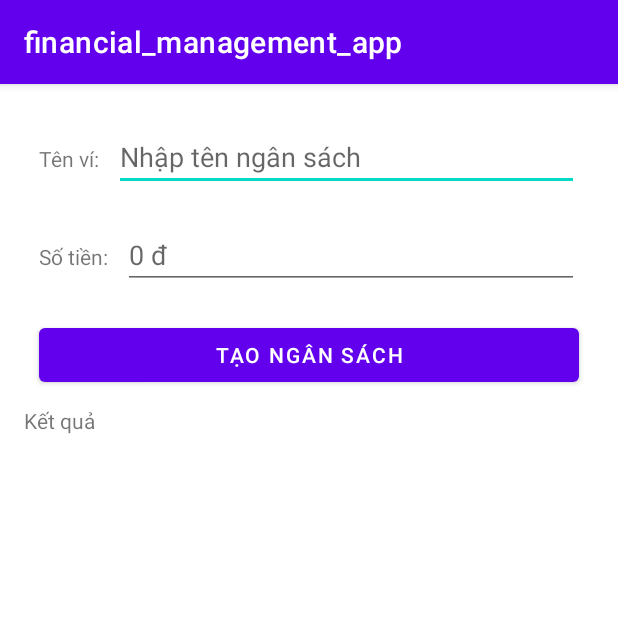
After one commit to VoKy0/financial-management, an Android app: the fragment AddBudgetFragment shown on its own in the app's theme, on a phone screen of 412 x 824 dp, the top half of it. The commit adds this screen. Run offline under Robolectric (Android 15) with nearby library versions, the phone set to English and light mode, and no system bars; 3 statements that could not run were skipped.

Commit message:
- Thêm chức năng ngân sách - Thêm model budget - Chức năng tạo ngân sách chưa hoàn thành

```diff
--- /dev/null
+++ b/app/src/main/java/com/example/financial_management_app/fragments/AddBudgetFragment.java
@@ -0,0 +1,88 @@
+package com.example.financial_management_app.fragments;
+
+import android.content.Context;
+import android.content.SharedPreferences;
+import android.os.Bundle;
+import android.view.LayoutInflater;
+import android.view.View;
+import android.view.ViewGroup;
+import android.widget.Button;
+import android.widget.EditText;
+import android.widget.Spinner;
+import android.widget.TextView;
+
+import androidx.annotation.NonNull;
+import androidx.annotation.Nullable;
+import androidx.fragment.app.Fragment;
+import androidx.lifecycle.Observer;
+import androidx.lifecycle.ViewModelProvider;
+import androidx.navigation.NavController;
+import androidx.navigation.Navigation;
+
+import com.example.financial_management_app.R;
+import com.example.financial_management_app.viewmodels.BudgetLedgerViewModel;
+
+public class AddBudgetFragment extends Fragment {
+
+    private BudgetLedgerViewModel mViewModel;
+    private EditText edt_budget_name;
+    private EditText edt_budget_amount;
+    private Button btn_create_budget;
+    private TextView res;
+
+
+    public static AddBudgetFragment newInstance() {
+        return new AddBudgetFragment();
+    }
+
+    @Override
+    public View onCreateView(@NonNull LayoutInflater inflater, @Nullable ViewGroup container,
+                             @Nullable Bundle savedInstanceState) {
+        return inflater.inflate(R.layout.fragment_add_budget, container, false);
+    }
+
+    @Override
+    public void onViewCreated(@NonNull View view, @Nullable Bundle savedInstanceState) {
+        super.onViewCreated(view, savedInstanceState);
+
+        edt_budget_name = view.findViewById(R.id.edt_budget_name);
+        edt_budget_amount = view.findViewById(R.id.edt_budget_amount);
+        btn_create_budget = (Button) view.findViewById(R.id.btn_create_budget);
+
+        mViewModel = new ViewModelProvider(this).get(BudgetLedgerViewModel.class);
+
+        res = view.findViewById(R.id.tv_res);
+
+        btn_create_budget.setOnClickListener(new View.OnClickListener() {
+            @Override
+            public void onClick(View v) {
+                String budget_name = edt_budget_name.getText().toString();
+                Double budget_amount = Double.parseDouble(edt_budget_amount.getText().toString());
+
+                // Lấy account_id từ SharedPreferences
+                SharedPreferences sharedPref = getActivity().getSharedPreferences("userInfo", Context.MODE_PRIVATE);
+                int account_id = sharedPref.getInt("account_id", -1);
+
+//                res.setText(account_id + " - " + wallet_name + " - " + wallet_category + " - " + wallet_balance);
+
+//                mViewModel.createBudget(account_id, wallet_name, wallet_category, wallet_balance);
+            }
+        });
+
+        // Quan sát LiveData để điều hướng sau khi thêm ví thành công
+        mViewModel.getBudgetAdded().observe(getViewLifecycleOwner(), new Observer<Boolean>() {
+            @Override
+            public void onChanged(Boolean budgetAdded) {
+                if (budgetAdded) {
+                    // Điều hướng trở lại trang hiển thị thông tin ví
+                    NavController navController = Navigation.findNavController(view);
+                    navController.navigate(R.id.action_AddBudgetFragment_to_BudgetLedgerFragment);
+
+                    // Đặt lại trạng thái của budgetAdded để tránh điều hướng không cần thiết
+                    mViewModel.resetBudgetAdded();
+                }
+            }
+        });
+    }
+
+}
--- /dev/null
+++ b/app/src/main/java/com/example/financial_management_app/models/Budgets.java
@@ -0,0 +1,147 @@
+package com.example.financial_management_app.models;
+
+import android.util.Log;
+
+import com.example.financial_management_app.utils.ConnectDB;
+
+import java.sql.Connection;
+import java.sql.PreparedStatement;
+import java.sql.ResultSet;
+import java.sql.SQLException;
+import java.util.ArrayList;
+import java.sql.Date;
+import java.util.List;
+
+public class Budgets {
+    private int id;
+    private int account_id;
+    private String name;
+    private String note;
+    private Double amount;
+    private Date budget_date;
+    private ConnectDB connectDB;
+    private Connection conn;
+
+    public Budgets() {
+        id = -1;
+        account_id = -1;
+        name = "";
+        note = "";
+        amount = 0.0;
+        budget_date = new Date(2024,1,1);
+        connectDB = new ConnectDB();
+        conn = null;
+    }
+
+    public Budgets(String name, String note, Double amount, Date budget_date) {
+        this();
+        this.name = name;
+        this.note = note;
+        this.amount = amount;
+        this.budget_date = budget_date;
+    }
+    public Budgets(int account_id, String name, String note, Double amount, Date budget_date) {
+        this(name, note, amount, budget_date);
+        this.account_id = account_id;
+    }
+    public Budgets(int id, int account_id, String name, String note, Double amount, Date budget_date) {
+        this(account_id, name, note, amount, budget_date);
+        this.id = id;
+    }
+
+    public String getName() {
+        return name;
+    }
+    public String getNote() {
+        return note;
+    }
+    public Double getAmount() {
+        return amount;
+    }
+
+    public void setName(String name) {
+        this.name = name;
+    }
+    public void setNote(String note) {
+        this.note = note;
+    }
+    public void setAmount(Double amount) {
+        this.amount = amount;
+    }
+
+    public List<Budgets> getBudgetsFromDB() {
+        List<Budgets> budgetItems = new ArrayList<>();
+        PreparedStatement preparedStatement = null;
+        ResultSet res = null;
+
+        try {
+            conn = connectDB.getConnection();
+            String query = "SELECT id, account_id, name, note, amount, budget_date FROM budget_ledgers";
+            preparedStatement = conn.prepareStatement(query);
+            res = preparedStatement.executeQuery();
+
+            while (res.next()) {
+                int id = res.getInt("id");
+                int account_id = res.getInt("account_id");
+                String name = res.getString("name");
+                String note = res.getString("note");
+                Double amount = res.getDouble("amount");
+                Date budget_date = res.getDate("budget_date");
+                budgetItems.add(new Budgets(id, account_id, name, note, amount, budget_date));
+            }
+        } catch (SQLException e) {
+            e.printStackTrace();
+        }
+
+        return budgetItems;
+    }
+    public List<Budgets> getBudgetsByAccountID(int account_id_input) {
+        List<Budgets> budgetItems = new ArrayList<>();
+        PreparedStatement preparedStatement = null;
+        ResultSet res = null;
+
+        try {
+            conn = connectDB.getConnection();
+            String query = "SELECT id, account_id, name, note, amount, budget_date FROM budget_ledgers WHERE account_id = ?";
+            preparedStatement = conn.prepareStatement(query);
+            preparedStatement.setInt(1, account_id_input);
+            res = preparedStatement.executeQuery();
+
+            while (res.next()) {
+                int id = res.getInt("id");
+                int account_id = res.getInt("account_id");
+                String name = res.getString("name");
+                String note = res.getString("note");
+                Double amount = res.getDouble("amount");
+                Date budget_date = res.getDate("budget_date");
+                budgetItems.add(new Budgets(id, account_id, name, note, amount, budget_date));
+            }
+        } catch (SQLException e) {
+            e.printStackTrace();
+        }
+
+        return budgetItems;
+    }
+
+    public void addBudget() {
+        PreparedStatement preparedStatement = null;
+
+        try {
+            conn = connectDB.getConnection();
+            String query = "INSERT INTO budget_ledgers(account_id, name, note, amount, budget_date) VALUES (?, ?, ?, ?, ?)";
+            preparedStatement = conn.prepareStatement(query);
+
+            preparedStatement.setInt(1, account_id);
+            preparedStatement.setString(2, name);
+            preparedStatement.setString(3, note);
+            preparedStatement.setDouble(4, amount);
+            preparedStatement.setDate(5, budget_date);
+
+            preparedStatement.executeUpdate();
+            Log.i("Add Budget","Add Budget successful.");
+        }
+        catch (SQLException e) {
+            e.printStackTrace();
+        }
+    }
+}
--- /dev/null
+++ b/app/src/main/java/com/example/financial_management_app/viewmodels/BudgetLedgerViewModel.java
@@ -0,0 +1,79 @@
+package com.example.financial_management_app.viewmodels;
+
+import android.content.Context;
+import android.content.SharedPreferences;
+import android.util.Log;
+
+import androidx.lifecycle.LiveData;
+import androidx.lifecycle.MutableLiveData;
+import androidx.lifecycle.ViewModel;
+
+import com.example.financial_management_app.models.Budgets;
+
+import java.sql.Date;
+import java.util.List;
+import java.util.concurrent.ExecutorService;
+import java.util.concurrent.Executors;
+
+public class BudgetLedgerViewModel extends ViewModel {
+    private MutableLiveData<List<Budgets>> budgetItems;
+    private ExecutorService executorService;
+    private MutableLiveData<Boolean> budgetAdded;
+
+
+    public BudgetLedgerViewModel() {
+        budgetItems = new MutableLiveData<>();
+        executorService = Executors.newSingleThreadExecutor();
+        budgetAdded = new MutableLiveData<>(false);
+        loadBudgetItems();
+    }
+
+    public LiveData<List<Budgets>> getBudgetItems() {
+        return budgetItems;
+    }
+
+    public LiveData<Boolean> getBudgetAdded() {
+        return budgetAdded;
+    }
+
+    public void loadBudgetItems() {
+        executorService.execute(new Runnable() {
+            @Override
+            public void run() {
+                long startTime = System.currentTimeMillis();
+
+                Budgets budgets = new Budgets();
+                List<Budgets> budgetList = budgets.getBudgetsFromDB();
+                budgetItems.postValue(budgetList);
+
+                long endTime = System.currentTimeMillis();
+                long executionTime = endTime - startTime;
+                Log.d("Execution Time Budget - get", "Thời gian thực thi của truy vấn thông tin ví: " + executionTime + "ms");
+            }
+        });
+    }
+
+    public void createBudget(int account_id, String name, String note, Double amount, Date budget_date) {
+        executorService.execute(new Runnable() {
+            @Override
+            public void run() {
+                Budgets budget = new Budgets(account_id, name, note, amount, budget_date);
+                budget.addBudget();
+
+                // Cập nhật danh sách ví sau khi thêm ví mới
+                loadBudgetItems();
+
+                // Đánh dấu rằng ví đã được thêm
+                budgetAdded.postValue(true);
+            }
+        });
+    }
+    public void resetBudgetAdded() {
+        budgetAdded.setValue(false);
+    }
+    @Override
+    protected void onCleared() {
+        super.onCleared();
+        executorService.shutdown();
+    }
+}
--- /dev/null
+++ b/app/src/main/res/layout/fragment_add_budget.xml
@@ -0,0 +1,65 @@
+<?xml version="1.0" encoding="utf-8"?>
+<LinearLayout xmlns:android="http://schemas.android.com/apk/res/android"
+    android:layout_width="match_parent"
+    android:layout_height="match_parent"
+    android:orientation="vertical"
+    android:padding="16dp">
+
+    <LinearLayout
+        android:layout_width="match_parent"
+        android:layout_height="wrap_content"
+        android:layout_margin="10dp"
+        android:orientation="horizontal">
+
+        <TextView
+            android:id="@+id/tv_budget_name"
+            android:layout_width="wrap_content"
+            android:layout_height="wrap_content"
+            android:layout_marginRight="10dp"
+            android:text="Tên ví:" />
+
+        <EditText
+            android:id="@+id/edt_budget_name"
+            android:layout_width="match_parent"
+            android:layout_height="wrap_content"
+            android:hint="Nhập tên ngân sách"
+            android:inputType="text" />
+
+    </LinearLayout>
+
+    <LinearLayout
+        android:layout_width="match_parent"
+        android:layout_height="wrap_content"
+        android:layout_margin="10dp"
+        android:orientation="horizontal">
+
+        <TextView
+            android:id="@+id/tv_budget_amount"
+            android:layout_width="wrap_content"
+            android:layout_height="wrap_content"
+            android:layout_marginRight="10dp"
+            android:text="Số tiền:" />
+
+        <EditText
+            android:id="@+id/edt_budget_amount"
+            android:layout_width="match_parent"
+            android:layout_height="wrap_content"
+            android:hint="0 đ"
+            android:inputType="number" />
+
+    </LinearLayout>
+
+    <Button
+        android:id="@+id/btn_create_budget"
+        android:layout_width="match_parent"
+        android:layout_height="wrap_content"
+        android:layout_margin="10dp"
+        android:text="Tạo ngân sách" />
+
+    <TextView
+        android:id="@+id/tv_res"
+        android:layout_width="match_parent"
+        android:layout_height="wrap_content"
+        android:text="Kết quả" />
+
+</LinearLayout>
```
Also changed, not shown: app/src/main/java/com/example/financial_management_app/adapters/BudgetLedgerAdapter.java (added, +55 -0 lines), app/src/main/java/com/example/financial_management_app/fragments/BudgetLedgerFragment.java (added, +70 -0 lines), app/src/main/res/layout/budget_item.xml (added, +21 -0 lines), app/src/main/res/layout/fragment_budget_ledger.xml (+4 -4 lines).
